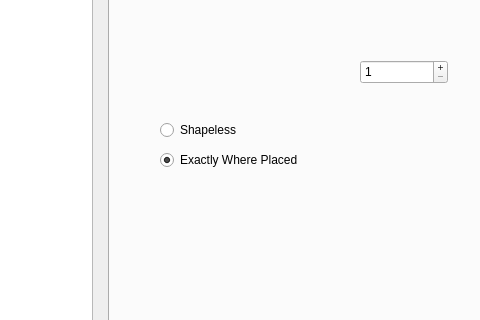
Old version of the form lib/UIs/ui.ui in the repository Faith-and-Code-Technologies/mDirt; both pictures show x 172 to 652 and y 171 to 491 of the 1003 by 737 pixel window.
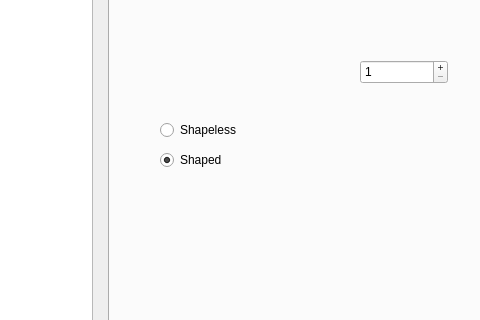
New version of the form. The open tabs and pages were chosen to show the change.

Commit message: 🐛 Resolve issues 8 & 9

```diff
--- a/lib/UIs/ui.ui
+++ b/lib/UIs/ui.ui
@@ -707,7 +707,7 @@
              <string>&lt;html&gt;&lt;head/&gt;&lt;body&gt;&lt;p&gt;Makes the recipe normal.&lt;/p&gt;&lt;/body&gt;&lt;/html&gt;</string>
             </property>
             <property name="text">
-             <string>Exactly Where Placed</string>
+             <string>Shaped</string>
             </property>
             <property name="checked">
              <bool>true</bool>
```
Left out of the diff: 2 changed lines with no effect on the pictures. The commit also changes 2 other files.
